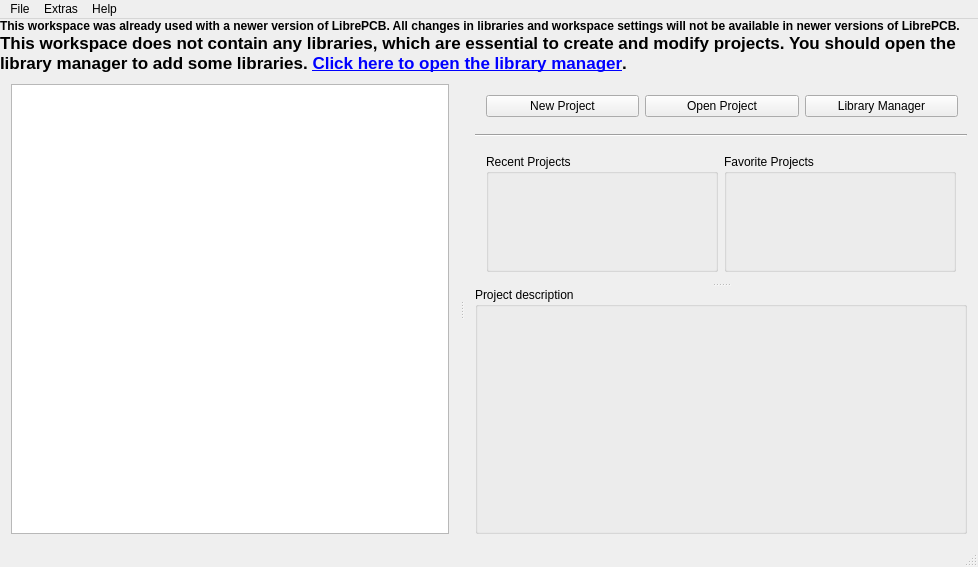
Above: libs/librepcb/editor/workspace/controlpanel/controlpanel.ui from LibrePCB/LibrePCB before the change. Below: the same form after it.
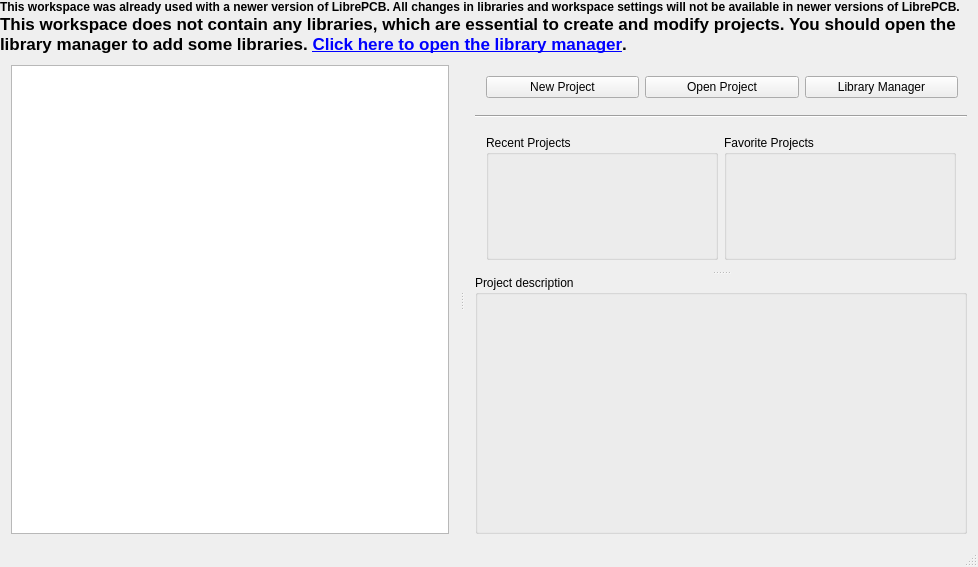
That is the form after the change. Icons and pictures are not drawn. Custom widgets are drawn as their Qt base class.

Commit message: Refactor menus, toolbars and shortcuts in all editors

```diff
--- a/libs/librepcb/editor/workspace/controlpanel/controlpanel.ui
+++ b/libs/librepcb/editor/workspace/controlpanel/controlpanel.ui
@@ -433,39 +433,6 @@
      <height>22</height>
     </rect>
    </property>
-   <widget class="QMenu" name="menuFile">
-    <property name="title">
-     <string>File</string>
-    </property>
-    <addaction name="actionNew_Project"/>
-    <addaction name="actionOpen_Project"/>
-    <addaction name="actionClose_all_open_projects"/>
-    <addaction name="separator"/>
-    <addaction name="actionSwitch_Workspace"/>
-    <addaction name="separator"/>
-    <addaction name="actionQuit"/>
-   </widget>
-   <widget class="QMenu" name="menuHelp">
-    <property name="title">
-     <string>Help</string>
-    </property>
-    <addaction name="actionOnlineDocumentation"/>
-    <addaction name="actionOpenWebsite"/>
-    <addaction name="actionAbout"/>
-    <addaction name="actionAbout_Qt"/>
-   </widget>
-   <widget class="QMenu" name="menuExtras">
-    <property name="title">
-     <string>Extras</string>
-    </property>
-    <addaction name="actionRescanLibraries"/>
-    <addaction name="actionOpen_Library_Manager"/>
-    <addaction name="separator"/>
-    <addaction name="actionWorkspace_Settings"/>
-   </widget>
-   <addaction name="menuFile"/>
-   <addaction name="menuExtras"/>
-   <addaction name="menuHelp"/>
   </widget>
   <widget class="librepcb::editor::StatusBar" name="statusBar"/>
   <action name="actionQuit">
```
Left out of the diff: 202 changed lines with no effect on the pictures. The commit also changes 133 other files.
